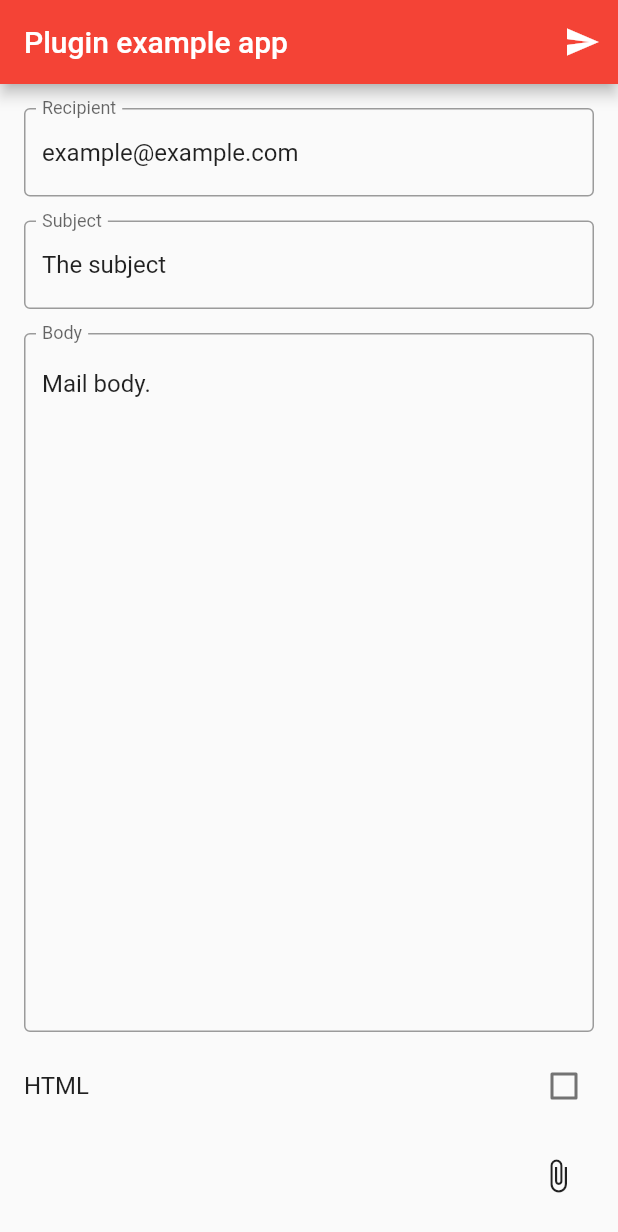
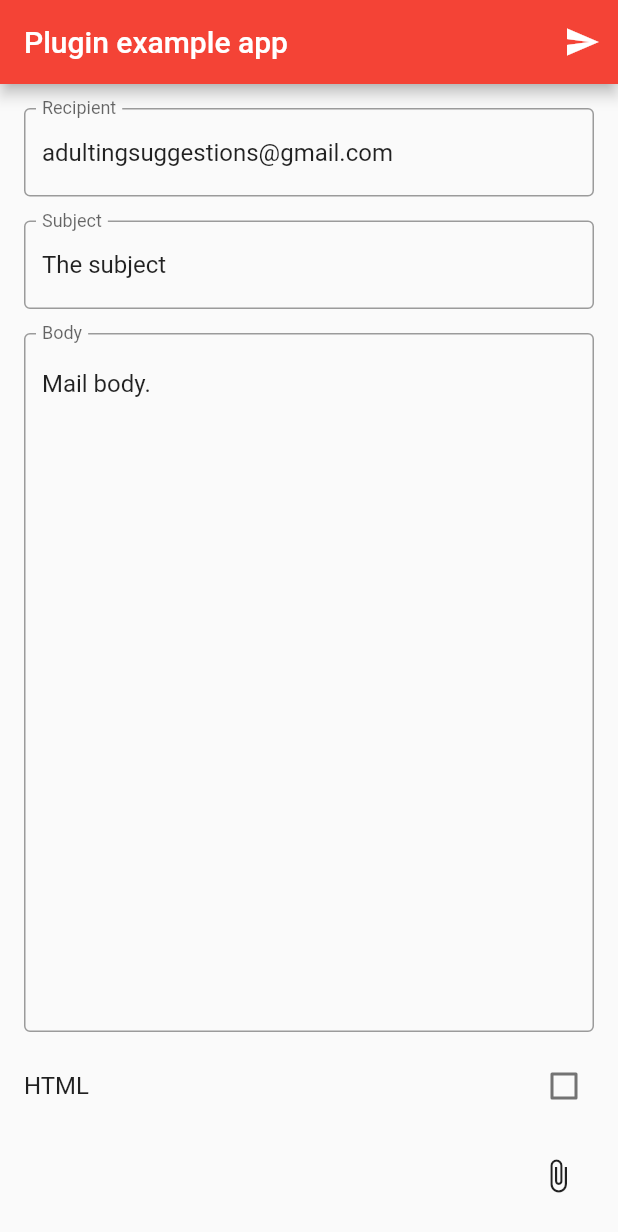
Before and after one commit to Peyton232/angelhacks, a Flutter app: the screen it shows after launch, after a tap on "Other", on a phone screen of 412 x 824 dp. Shown: the top 1232 px of the screen. Run offline on Flutter 3.47's test engine with Material 2 defaults, Android fonts, the phone set to English and light mode, and no system bars; our stand-ins replace image_picker; missing offline and left inert: flutter_email_sender.

Commit message:
fixed email send system

```diff
--- a/lib/pages/suggestion.dart
+++ b/lib/pages/suggestion.dart
@@ -16,7 +16,7 @@ class _SuggestionPage extends State<SuggestionPage> {
   bool isHTML = false;
 
   final _recipientController = TextEditingController(
-    text: 'example@example.com',
+    text: 'adultingsuggestions@gmail.com',
   );
 
   final _subjectController = TextEditingController(text: 'The subject');
```
